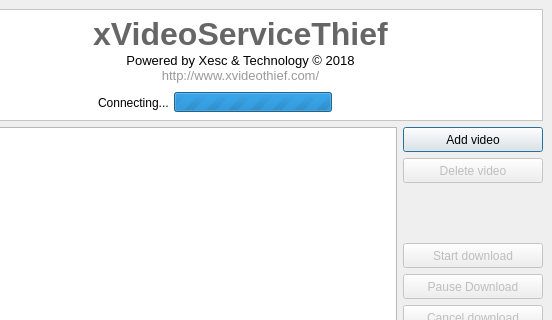
xVST/xVideoServiceThief, file ui/mainform.ui: the form before one commit; both pictures show x 299 to 851 and y 0 to 320 of the 851 by 507 pixel window.
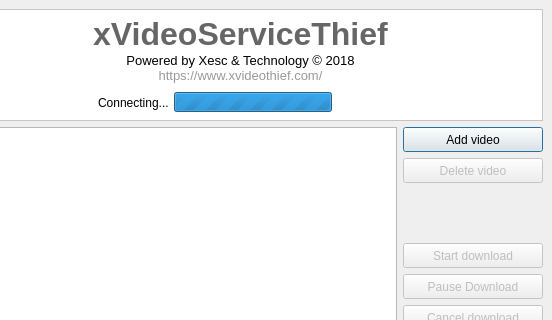
The form after the commit. Icons and pictures are not drawn.

Commit message: Migrated all references of http to https (UI)

Diff of the .ui file:
```diff
--- a/ui/mainform.ui
+++ b/ui/mainform.ui
@@ -184,7 +184,7 @@
          </property>
          <property name="text">
           <string notr="true">&lt;html&gt;&lt;head&gt;&lt;meta name=&quot;qrichtext&quot; content=&quot;1&quot; /&gt;&lt;title&gt;xVideoServiceThief&lt;/title&gt;&lt;style type=&quot;text/css&quot;&gt;a {font-family: Arial, Helvetica, sans-serif;font-size: 13px; text-decoration:none; color:#999999}a: hover{text-decoration:underline; color:#0000FF}
-&lt;/style&gt;&lt;/head&gt;&lt;body&gt;&lt;div align=&quot;center&quot;&gt;&lt;p&gt;&lt;span style=&quot;font-size: 32px; font-family: Arial, Helvetica, sans-serif; font-weight: bold; color: #666666;&quot;&gt;xVideoServiceThief&lt;/span&gt;&lt;br /&gt;&lt;span style=&quot;font-family: Arial, Helvetica, sans-serif;font-size: 13px;&quot;&gt;Powered by Xesc &amp;amp; Technology &amp;copy; 2018&lt;br /&gt;&lt;a href=&quot;http://www.xvideothief.com/&quot;&gt;http://www.xvideothief.com/&lt;/a&gt;&lt;/span&gt;&lt;/p&gt;&lt;/div&gt;&lt;/body&gt;&lt;/html&gt;</string>
+&lt;/style&gt;&lt;/head&gt;&lt;body&gt;&lt;div align=&quot;center&quot;&gt;&lt;p&gt;&lt;span style=&quot;font-size: 32px; font-family: Arial, Helvetica, sans-serif; font-weight: bold; color: #666666;&quot;&gt;xVideoServiceThief&lt;/span&gt;&lt;br /&gt;&lt;span style=&quot;font-family: Arial, Helvetica, sans-serif;font-size: 13px;&quot;&gt;Powered by Xesc &amp;amp; Technology &amp;copy; 2018&lt;br /&gt;&lt;a href=&quot;https://www.xvideothief.com/&quot;&gt;https://www.xvideothief.com/&lt;/a&gt;&lt;/span&gt;&lt;/p&gt;&lt;/div&gt;&lt;/body&gt;&lt;/html&gt;</string>
          </property>
          <property name="alignment">
           <set>Qt::AlignCenter</set>
```
The commit also changes 3 other files.
